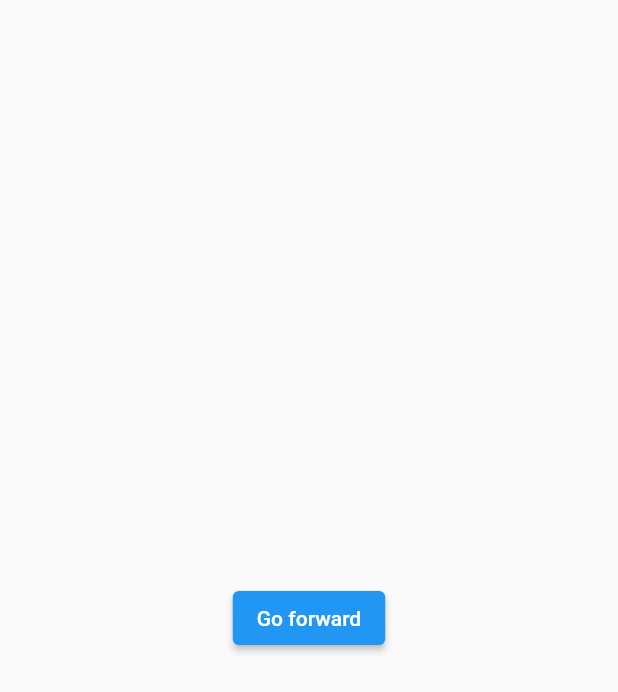
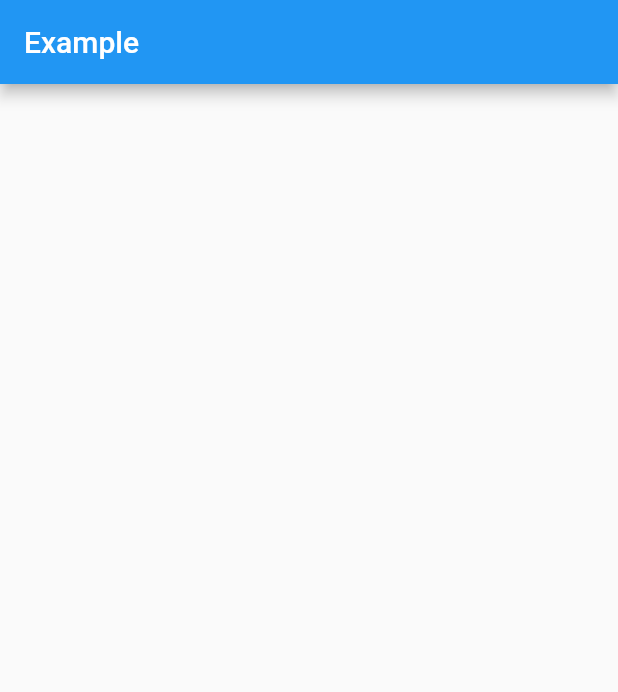
Before and after one commit to LordOlumide/reprex, a Flutter app: the screen it shows after launch, on a phone screen of 412 x 824 dp. Shown: the top 692 px of the screen. Run offline on Flutter 3.47's test engine with Material 2 defaults, Android fonts, the light colour scheme and no system bars.

Commit message:
I dont remember what this is

```diff
--- a/lib/main.dart
+++ b/lib/main.dart
@@ -1,83 +1,39 @@
 import 'package:flutter/material.dart';
-import 'package:go_router/go_router.dart';
 
 void main() {
   runApp(const MyApp());
 }
-
-final GlobalKey<NavigatorState> _rootNavigatorKey = GlobalKey<NavigatorState>();
-final GlobalKey<NavigatorState> _homeNavKey = GlobalKey<NavigatorState>();
 
 class MyApp extends StatelessWidget {
   const MyApp({super.key});
 
   @override
   Widget build(BuildContext context) {
-    return MaterialApp.router(
-      routerConfig: GoRouter(
-        navigatorKey: _rootNavigatorKey,
-        initialLocation: '/',
-        redirect: (context, state) {
-          return null;
-        },
-        routes: [
-          ShellRoute(
-            navigatorKey: _homeNavKey,
-            builder: (context, state, child) => child,
-            routes: [
-              GoRoute(
-                path: '/',
-                parentNavigatorKey: _homeNavKey,
-                builder: (context, state) => const HomeView(),
-              ),
-              GoRoute(
-                path: '/screen1',
-                parentNavigatorKey: _homeNavKey,
-                onExit: (context) {
-                  print('================= Exiting ========================');
-                  context.go('/');
-                  return true;
-                },
-                builder: (context, state) => const Screen1(),
-              ),
-            ],
-          ),
-        ],
+    return MaterialApp(
+      home: Scaffold(
+        appBar: AppBar(title: const Text('Example')),
+        body: ExampleBody(),
       ),
     );
   }
 }
 
-class HomeView extends StatelessWidget {
-  const HomeView({super.key});
+class ExampleBody extends StatelessWidget {
+  ExampleBody({super.key});
+
+  final TextEditingController controller = TextEditingController();
+  final FocusNode focusNode = FocusNode();
 
   @override
   Widget build(BuildContext context) {
-    return Scaffold(
-      body: Center(
-        child: ElevatedButton(
-          onPressed: () => context.go('/screen1'),
-          child: const Text('Go forward'),
-        ),
+    return Center(
+      child: EditableText(
+        controller: controller,
+        focusNode: focusNode,
+        style: TextStyle(),
+        cursorColor: Colors.black,
+        backgroundCursorColor: Colors.black,
       ),
     );
   }
 }
-
-class Screen1 extends StatelessWidget {
-  const Screen1({super.key});
-
-  @override
-  Widget build(BuildContext context) {
-    return WillPopScope(
-      onWillPop: () async {
-        print('============ onWillPop triggered ================');
-        context.go('/');
-        return false;
-      },
-      child: const Scaffold(
-        backgroundColor: Colors.green,
-      ),
-    );
-  }
-}
```
